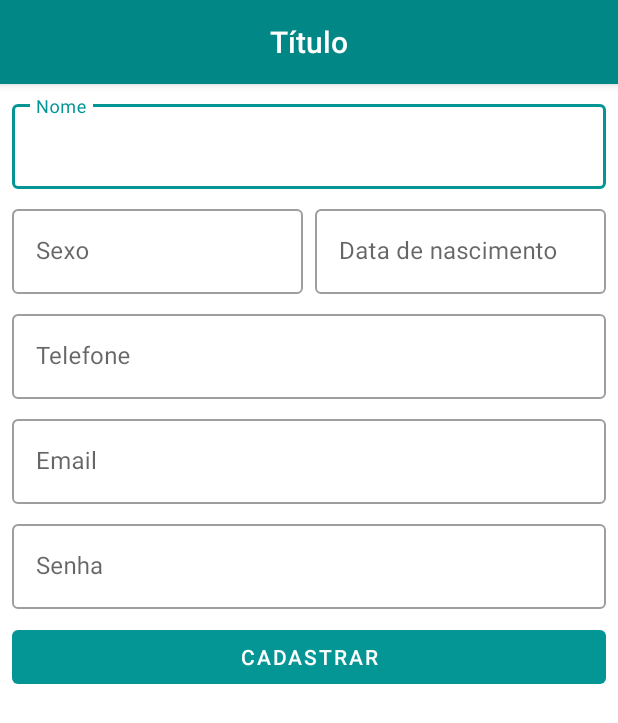
After one commit to BrunoSilvestre00/ifitness-dmos5, an Android app: the SingUpActivity screen opened directly, with no data from a screen before it, on a phone screen of 412 x 824 dp. The commit adds this screen. Shown: the top 723 px of the screen. Run offline under Robolectric (Android 15) with nearby library versions, the phone set to English and light mode, and no system bars.

Commit message:
Tela cadastro de usuário - Feature-3

```diff
--- a/app/src/main/AndroidManifest.xml
+++ b/app/src/main/AndroidManifest.xml
@@ -9,6 +9,9 @@
         android:roundIcon="@mipmap/ic_launcher_round"
         android:supportsRtl="true"
         android:theme="@style/Theme.Ifitnessdmos5">
+        <activity
+            android:name=".activitys.SingUpActivity"
+            android:exported="false" />
         <activity
             android:name=".activitys.SplashActivity"
             android:exported="true">
--- /dev/null
+++ b/app/src/main/java/br/edu/ifsp/arq/ads/dmos5/ifitness_dmos5/activitys/SingUpActivity.java
@@ -0,0 +1,21 @@
+package br.edu.ifsp.arq.ads.dmos5.ifitness_dmos5.activitys;
+
+import androidx.appcompat.app.AppCompatActivity;
+
+import android.os.Bundle;
+
+import br.edu.ifsp.arq.ads.dmos5.ifitness_dmos5.R;
+
+public class SingUpActivity extends AppCompatActivity {
+
+    @Override
+    protected void onCreate(Bundle savedInstanceState) {
+        super.onCreate(savedInstanceState);
+        setContentView(R.layout.activity_sing_up);
+    }
+    @Override
+    public boolean onSupportNavigateUp() {
+        onBackPressed();
+        return true;
+    }
+}
--- /dev/null
+++ b/app/src/main/res/layout/activity_sing_up.xml
@@ -0,0 +1,134 @@
+<?xml version="1.0" encoding="utf-8"?>
+<LinearLayout xmlns:android="http://schemas.android.com/apk/res/android"
+    xmlns:app="http://schemas.android.com/apk/res-auto"
+    xmlns:tools="http://schemas.android.com/tools"
+    android:layout_width="match_parent"
+    android:layout_height="match_parent"
+    tools:context=".activitys.SingUpActivity"
+    android:orientation="vertical">
+
+    <com.google.android.material.appbar.AppBarLayout
+        android:layout_width="match_parent"
+        android:layout_height="wrap_content">
+
+        <include layout="@layout/menu_toolbar_layout"
+            android:layout_width="match_parent"
+            android:layout_height="?attr/actionBarSize" />
+    </com.google.android.material.appbar.AppBarLayout>
+
+    <com.google.android.material.textfield.TextInputLayout
+        android:layout_width="match_parent"
+        android:layout_height="wrap_content"
+        android:id="@+id/txt_layout_nome"
+        style="@style/Widget.MaterialComponents.TextInputLayout.OutlinedBox"
+        android:layout_marginTop="8dp"
+        android:layout_marginLeft="8dp"
+        android:layout_marginRight="8dp"
+        android:hint="@string/singUp_name">
+        <com.google.android.material.textfield.TextInputEditText
+            android:layout_width="match_parent"
+            android:layout_height="wrap_content"
+            android:id="@+id/txt_edit_nome"
+            android:inputType="textCapWords|textPersonName"/>
+    </com.google.android.material.textfield.TextInputLayout>
+
+    <LinearLayout
+        android:layout_width="match_parent"
+        android:layout_height="wrap_content"
+        android:orientation="horizontal">
+
+        <com.google.android.material.textfield.TextInputLayout
+            android:layout_width="0dp"
+            android:layout_height="wrap_content"
+            android:layout_weight="1"
+            android:id="@+id/txt_layout_sexo"
+            style="@style/Widget.MaterialComponents.TextInputLayout.OutlinedBox"
+            android:layout_marginTop="8dp"
+            android:layout_marginLeft="8dp"
+            android:layout_marginRight="8dp"
+            android:hint="@string/singUp_sexo">
+            <com.google.android.material.textfield.TextInputEditText
+                android:layout_width="match_parent"
+                android:layout_height="wrap_content"
+                android:id="@+id/txt_edit_sexo"
+                android:inputType="textCapWords"/>
+        </com.google.android.material.textfield.TextInputLayout>
+
+        <com.google.android.material.textfield.TextInputLayout
+            android:layout_width="0dp"
+            android:layout_height="wrap_content"
+            android:layout_weight="1"
+            android:id="@+id/txt_layout_data"
+            style="@style/Widget.MaterialComponents.TextInputLayout.OutlinedBox"
+            android:layout_marginTop="8dp"
+            android:layout_marginRight="8dp"
+            android:hint="@string/singUp_data">
+            <com.google.android.material.textfield.TextInputEditText
+                android:layout_width="match_parent"
+                android:layout_height="wrap_content"
+                android:id="@+id/txt_edit_data"
+                android:inputType="date"/>
+        </com.google.android.material.textfield.TextInputLayout>
+
+    </LinearLayout>
+
+    <com.google.android.material.textfield.TextInputLayout
+        android:layout_width="match_parent"
+        android:layout_height="wrap_content"
+        android:id="@+id/txt_layout_telephone"
+        style="@style/Widget.MaterialComponents.TextInputLayout.OutlinedBox"
+        android:layout_marginTop="8dp"
+        android:layout_marginLeft="8dp"
+        android:layout_marginRight="8dp"
+        android:hint="@string/singUp_telefone">
+        <com.google.android.material.textfield.TextInputEditText
+            android:layout_width="match_parent"
+            android:layout_height="wrap_content"
+            android:id="@+id/txt_edit_phone"
+            android:inputType="phone"/>
+    </com.google.android.material.textfield.TextInputLayout>
+
+    <com.google.android.material.textfield.TextInputLayout
+        android:layout_width="match_parent"
+        android:layout_height="wrap_content"
+        android:id="@+id/txt_layout_email"
+        style="@style/Widget.MaterialComponents.TextInputLayout.OutlinedBox"
+        android:layout_marginTop="8dp"
+        android:layout_marginLeft="8dp"
+        android:layout_marginRight="8dp"
+        android:hint="@string/singUp_email">
+        <com.google.android.material.textfield.TextInputEditText
+            android:layout_width="match_parent"
+            android:layout_height="wrap_content"
+            android:id="@+id/txt_edit_email"
+            android:inputType="textEmailAddress"/>
+    </com.google.android.material.textfield.TextInputLayout>
+
+    <com.google.android.material.textfield.TextInputLayout
+        android:layout_width="match_parent"
+        android:layout_height="wrap_content"
+        android:id="@+id/txt_layout_cadastrar_senha"
+        style="@style/Widget.MaterialComponents.TextInputLayout.OutlinedBox"
+        android:layout_marginTop="8dp"
+        android:layout_marginLeft="8dp"
+        android:layout_marginRight="8dp"
+        android:hint="@string/singUp_senha">
+        <com.google.android.material.textfield.TextInputEditText
+            android:layout_width="match_parent"
+            android:layout_height="wrap_content"
+            android:id="@+id/txt_edit_cadastrar_senha"
+            android:inputType="textPassword"/>
+    </com.google.android.material.textfield.TextInputLayout>
+
+    <Button
+        android:layout_width="match_parent"
+        android:layout_height="wrap_content"
+        android:id="@+id/btn_usuario_cadastrae"
+        android:layout_marginTop="8dp"
+        android:layout_marginLeft="8dp"
+        android:layout_marginRight="8dp"
+        android:text="@string/singUp_button_cadastrar"
+        style="@style/Widget.MaterialComponents.Button.UnelevatedButton" />
+
+
+</LinearLayout>
--- /dev/null
+++ b/app/src/main/res/layout/menu_toolbar_layout.xml
@@ -0,0 +1,17 @@
+<?xml version="1.0" encoding="utf-8"?>
+<androidx.appcompat.widget.Toolbar xmlns:android="http://schemas.android.com/apk/res/android"
+    android:layout_width="match_parent"
+    android:layout_height="match_parent"
+    android:background="@color/colorPrimary"
+    android:id="@+id/toolbar">
+
+    <TextView
+        android:layout_width="wrap_content"
+        android:layout_height="wrap_content"
+        android:id="@+id/toolbar_titulo"
+        android:layout_gravity="center"
+        android:textColor="@android:color/white"
+        android:text="Título"
+        android:textAppearance="@android:style/TextAppearance.DeviceDefault.Widget.ActionBar.Title" />
+
+</androidx.appcompat.widget.Toolbar>
--- a/app/src/main/res/values-night/themes.xml
+++ b/app/src/main/res/values-night/themes.xml
@@ -1,14 +1,11 @@
 <resources xmlns:tools="http://schemas.android.com/tools">
     <!-- Base application theme. -->
-    <style name="Theme.Ifitnessdmos5" parent="Theme.MaterialComponents.DayNight.DarkActionBar">
+    <style name="Theme.Ifitnessdmos5" parent="Theme.MaterialComponents.DayNight.NoActionBar">
         <!-- Primary brand color. -->
-        <item name="colorPrimary">@color/purple_200</item>
-        <item name="colorPrimaryVariant">@color/purple_700</item>
-        <item name="colorOnPrimary">@color/black</item>
+        <item name="colorPrimary">#049595</item>
+        <item name="colorPrimaryVariant">@color/black</item>
         <!-- Secondary brand color. -->
-        <item name="colorSecondary">@color/teal_200</item>
-        <item name="colorSecondaryVariant">@color/teal_200</item>
-        <item name="colorOnSecondary">@color/black</item>
+        <item name="colorSecondary">#ADFFFF</item>
         <!-- Status bar color. -->
         <item name="android:statusBarColor" tools:targetApi="l">?attr/colorPrimaryVariant</item>
         <!-- Customize your theme here. -->
--- a/app/src/main/res/values/colors.xml
+++ b/app/src/main/res/values/colors.xml
@@ -1,10 +1,7 @@
 <?xml version="1.0" encoding="utf-8"?>
 <resources>
-    <color name="purple_200">#FFBB86FC</color>
-    <color name="purple_500">#FF6200EE</color>
-    <color name="purple_700">#FF3700B3</color>
-    <color name="teal_200">#FF03DAC5</color>
-    <color name="teal_700">#FF018786</color>
+    <color name="ColorSencondary">#FF03DAC5</color>
+    <color name="colorPrimary">#FF018786</color>
     <color name="black">#FF000000</color>
     <color name="white">#FFFFFFFF</color>
 </resources>
--- a/app/src/main/res/values/strings.xml
+++ b/app/src/main/res/values/strings.xml
@@ -1,3 +1,14 @@
 <resources>
     <string name="app_name">ifitness-dmos5</string>
+
+    <!-- Tela Cadastro de usuário -->
+    <string name="singUp_name">Nome</string>
+    <string name="singUp_sexo">Sexo</string>
+    <string name="singUp_data">Data de nascimento</string>
+    <string name="singUp_telefone">Telefone</string>
+    <string name="singUp_email">Email</string>
+    <string name="singUp_senha">Senha</string>
+    <string name="singUp_button_cadastrar">Cadastrar</string>
+
+
 </resources>
--- a/app/src/main/res/values/themes.xml
+++ b/app/src/main/res/values/themes.xml
@@ -1,14 +1,11 @@
 <resources xmlns:tools="http://schemas.android.com/tools">
     <!-- Base application theme. -->
-    <style name="Theme.Ifitnessdmos5" parent="Theme.MaterialComponents.DayNight.DarkActionBar">
+    <style name="Theme.Ifitnessdmos5" parent="Theme.MaterialComponents.Light.NoActionBar">
         <!-- Primary brand color. -->
-        <item name="colorPrimary">@color/purple_500</item>
-        <item name="colorPrimaryVariant">@color/purple_700</item>
-        <item name="colorOnPrimary">@color/white</item>
+        <item name="colorPrimary">#049595</item>
+        <item name="colorPrimaryVariant">@color/black</item>
         <!-- Secondary brand color. -->
-        <item name="colorSecondary">@color/teal_200</item>
-        <item name="colorSecondaryVariant">@color/teal_700</item>
-        <item name="colorOnSecondary">@color/black</item>
+        <item name="colorSecondary">#ADFFFF</item>
         <!-- Status bar color. -->
         <item name="android:statusBarColor" tools:targetApi="l">?attr/colorPrimaryVariant</item>
         <!-- Customize your theme here. -->
```
